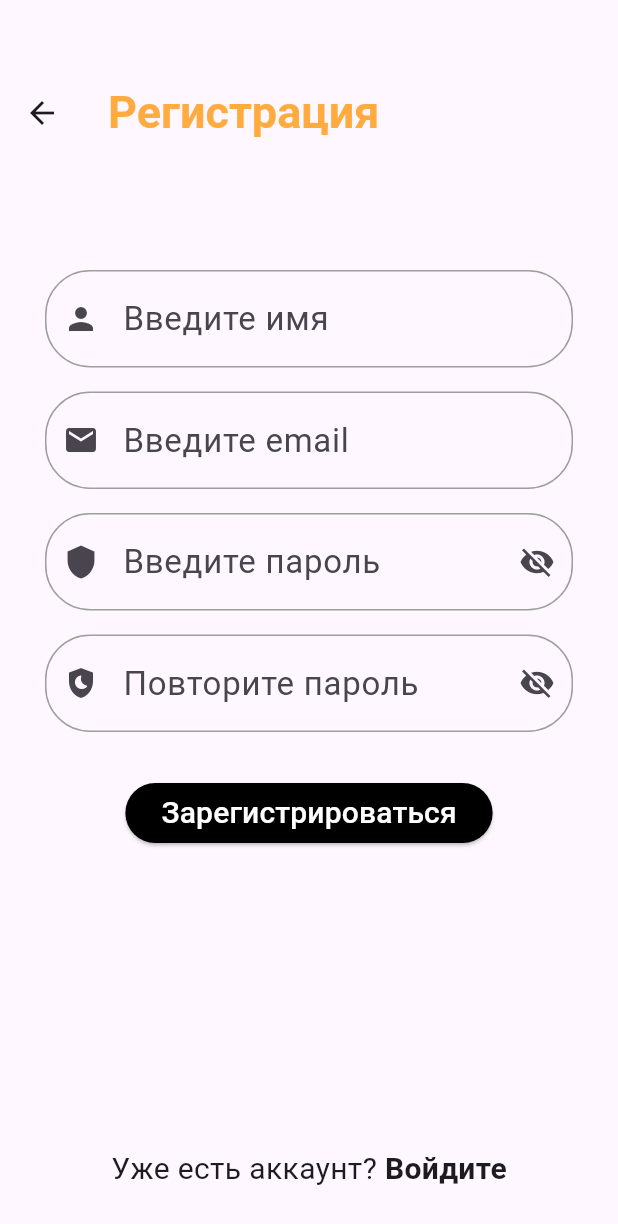
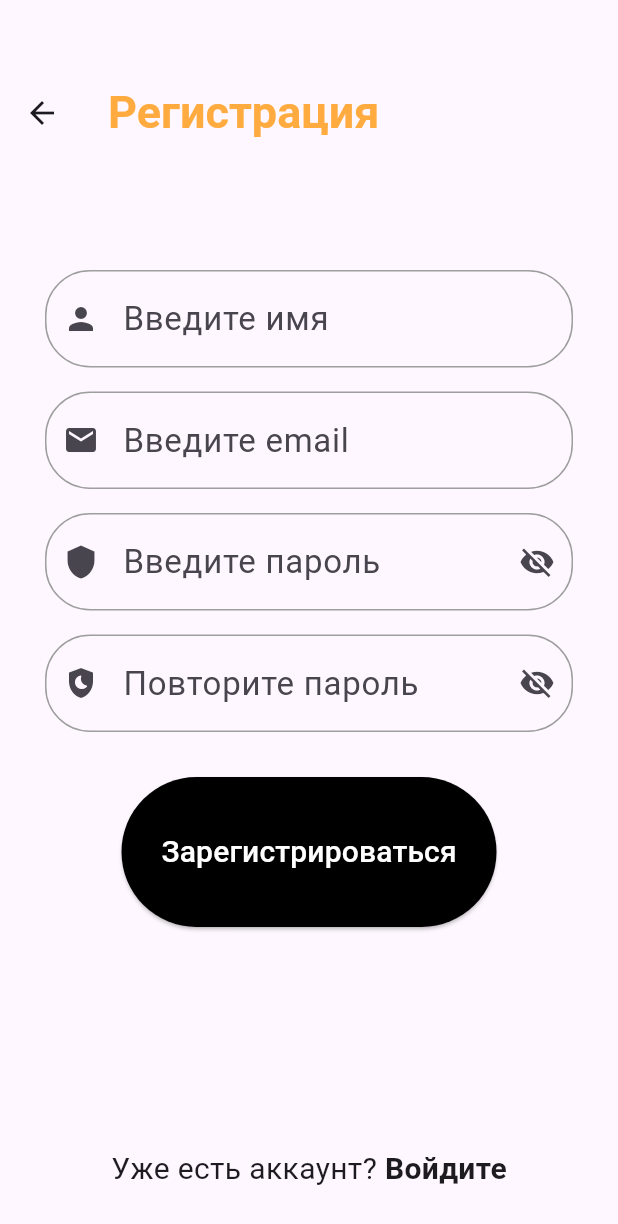
Before and after one commit to Anton-Su/krostplaform_practices, a Flutter app: the screen it shows after launch, after a tap on "Войти", after a tap on "Зарегистрируйтесь", on a phone screen of 412 x 824 dp. Shown: the top 1224 px of the screen. Run offline on Flutter 3.47's test engine with Material 3 defaults, Android fonts, the light colour scheme and no system bars.

Commit message:
fix elevated button size

```diff
--- a/lib/pages/login_page.dart
+++ b/lib/pages/login_page.dart
@@ -89,6 +89,7 @@ class _LoginPageState extends State<LoginPage> {
                     style: ElevatedButton.styleFrom(
                       backgroundColor: Colors.black,
                       foregroundColor: Colors.white, // цвет текста
+                      fixedSize: Size(250, 100),
                     ),
                     onPressed: () => _submit(Routes.info),
                     child: const Text("Войти", style: TextStyle(fontSize: 20)),
--- a/lib/pages/profile_page.dart
+++ b/lib/pages/profile_page.dart
@@ -110,6 +110,7 @@ class _ProfilePageState extends State<ProfilePage> {
                     style: ElevatedButton.styleFrom(
                       backgroundColor: Colors.black,
                       foregroundColor: Colors.white, // цвет текста
+                      fixedSize: Size(250, 100),
                     ),
                     onPressed: () => _submit(Routes.info),
                     // бесконечный телепорт
--- a/lib/pages/register_page.dart
+++ b/lib/pages/register_page.dart
@@ -105,6 +105,7 @@ class _RegisterPageState extends State<RegisterPage> {
                     style: ElevatedButton.styleFrom(
                       backgroundColor: Colors.black,
                       foregroundColor: Colors.white, // цвет текста
+                      fixedSize: Size(250, 100),
                     ),
                     onPressed: () => _submit(Routes.profile),
                     child: const Text("Зарегистрироваться", style: TextStyle(fontSize: 20)),
```
